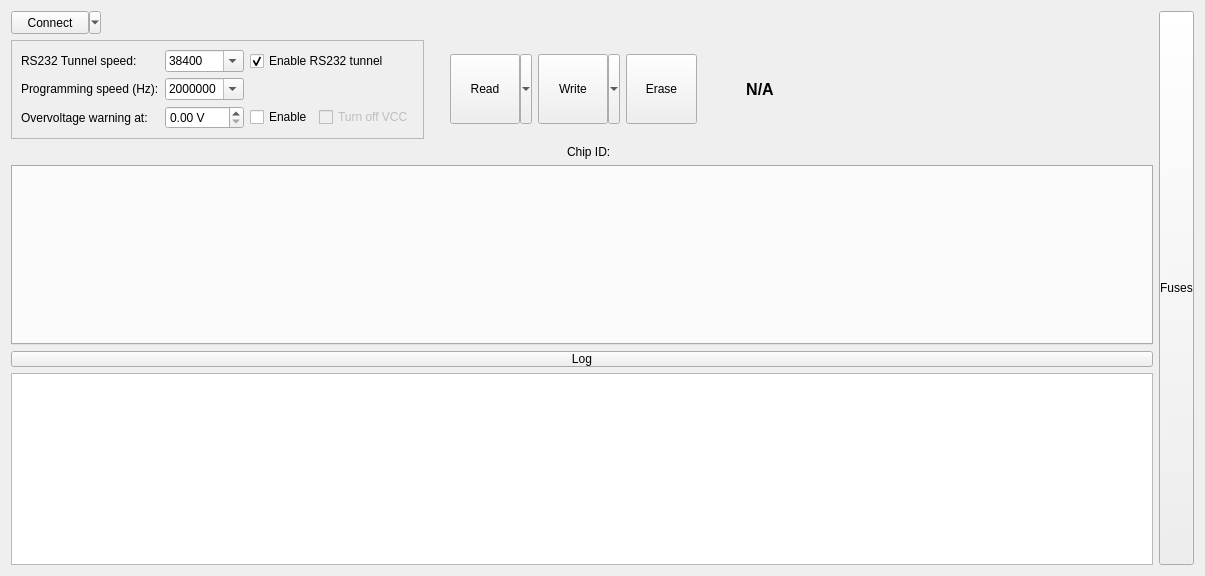
The window that src/LorrisShupito/lorrisshupito.ui (Tasssadar/Lorris) describes before a commit, drawn with Qt 5.
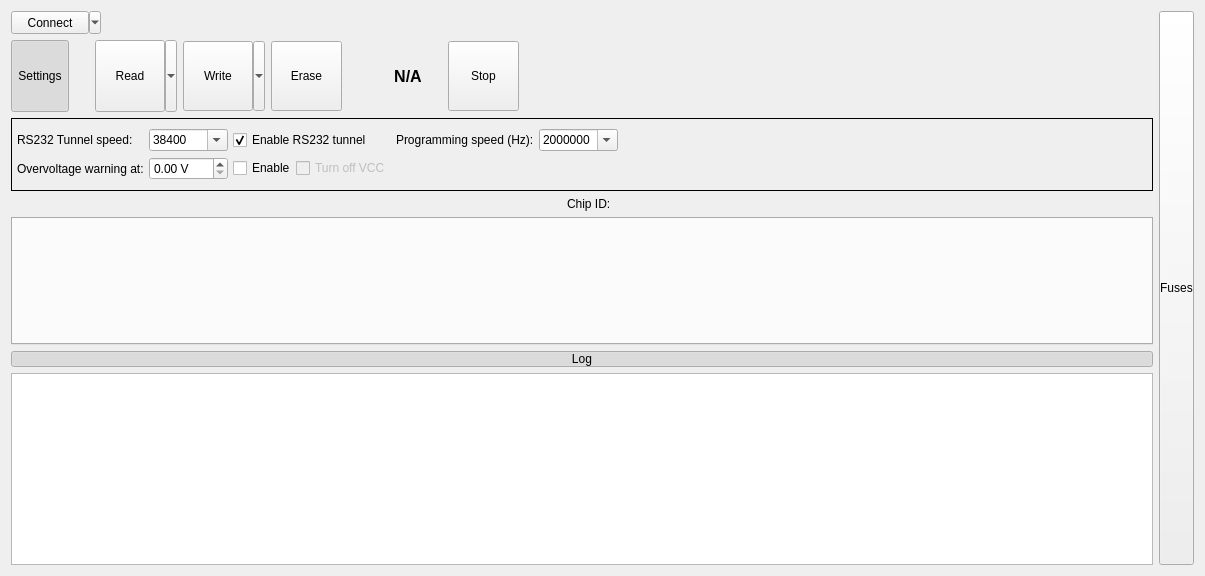
The same window after the commit. Icons and pictures are not drawn. Custom widgets are drawn as their Qt base class.

Commit message: [412] LorrisShupito: layout changes

Diff of the .ui file:
```diff
--- a/src/LorrisShupito/lorrisshupito.ui
+++ b/src/LorrisShupito/lorrisshupito.ui
@@ -15,7 +15,7 @@
   </property>
   <layout class="QHBoxLayout" name="mainLayout">
    <item>
-    <layout class="QVBoxLayout" name="verticalLayout" stretch="0,0,0,4,0,0">
+    <layout class="QVBoxLayout" name="verticalLayout">
      <item>
       <layout class="QHBoxLayout" name="topLayout">
        <item>
@@ -64,14 +64,339 @@
      <item>
       <layout class="QHBoxLayout" name="horizontalLayout_3">
        <item>
-        <widget class="QFrame" name="frame">
-         <property name="frameShape">
-          <enum>QFrame::StyledPanel</enum>
+        <widget class="QToolButton" name="settingsBtn">
+         <property name="minimumSize">
+          <size>
+           <width>1</width>
+           <height>72</height>
+          </size>
          </property>
-         <property name="frameShadow">
-          <enum>QFrame::Raised</enum>
+         <property name="text">
+          <string>Settings</string>
          </property>
+         <property name="icon">
+          <iconset resource="shupitoicons.qrc">
+           <normaloff>:/icons/icons/settings.png</normaloff>:/icons/icons/settings.png</iconset>
+         </property>
+         <property name="iconSize">
+          <size>
+           <width>48</width>
+           <height>48</height>
+          </size>
+         </property>
+         <property name="checkable">
+          <bool>true</bool>
+         </property>
+         <property name="checked">
+          <bool>true</bool>
+         </property>
+         <property name="popupMode">
+          <enum>QToolButton::DelayedPopup</enum>
+         </property>
+         <property name="toolButtonStyle">
+          <enum>Qt::ToolButtonTextUnderIcon</enum>
+         </property>
+        </widget>
+       </item>
+       <item>
+        <spacer name="horizontalSpacer_8">
+         <property name="orientation">
+          <enum>Qt::Horizontal</enum>
+         </property>
+         <property name="sizeType">
+          <enum>QSizePolicy::Fixed</enum>
+         </property>
+         <property name="sizeHint" stdset="0">
+          <size>
+           <width>20</width>
+           <height>20</height>
+          </size>
+         </property>
+        </spacer>
+       </item>
+       <item>
+        <widget class="QToolButton" name="readButton">
+         <property name="minimumSize">
+          <size>
+           <width>82</width>
+           <height>72</height>
+          </size>
+         </property>
+         <property name="text">
+          <string>Read</string>
+         </property>
+         <property name="icon">
+          <iconset resource="shupitoicons.qrc">
+           <normaloff>:/icons/read_chip.png</normaloff>:/icons/read_chip.png</iconset>
+         </property>
+         <property name="iconSize">
+          <size>
+           <width>48</width>
+           <height>48</height>
+          </size>
+         </property>
+         <property name="popupMode">
+          <enum>QToolButton::MenuButtonPopup</enum>
+         </property>
+         <property name="toolButtonStyle">
+          <enum>Qt::ToolButtonTextUnderIcon</enum>
+         </property>
+         <property name="arrowType">
+          <enum>Qt::NoArrow</enum>
+         </property>
+        </widget>
+       </item>
+       <item>
+        <widget class="QToolButton" name="writeButton">
+         <property name="sizePolicy">
+          <sizepolicy hsizetype="Fixed" vsizetype="Fixed">
+           <horstretch>0</horstretch>
+           <verstretch>0</verstretch>
+          </sizepolicy>
+         </property>
+         <property name="minimumSize">
+          <size>
+           <width>82</width>
+           <height>70</height>
+          </size>
+         </property>
+         <property name="styleSheet">
+          <string notr="true"/>
+         </property>
+         <property name="text">
+          <string>Write</string>
+         </property>
+         <property name="icon">
+          <iconset resource="shupitoicons.qrc">
+           <normaloff>:/icons/write_chip.png</normaloff>:/icons/write_chip.png</iconset>
+         </property>
+         <property name="iconSize">
+          <size>
+           <width>48</width>
+           <height>48</height>
+          </size>
+         </property>
+         <property name="popupMode">
+          <enum>QToolButton::MenuButtonPopup</enum>
+         </property>
+         <property name="toolButtonStyle">
+          <enum>Qt::ToolButtonTextUnderIcon</enum>
+         </property>
+         <property name="autoRaise">
+          <bool>false</bool>
+         </property>
+        </widget>
+       </item>
+       <item>
+        <widget class="QToolButton" name="eraseButton">
+         <property name="sizePolicy">
+          <sizepolicy hsizetype="Fixed" vsizetype="Fixed">
+           <horstretch>0</horstretch>
+           <verstretch>0</verstretch>
+          </sizepolicy>
+         </property>
+         <property name="minimumSize">
+          <size>
+           <width>71</width>
+           <height>70</height>
+          </size>
+         </property>
+         <property name="text">
+          <string>Erase</string>
+         </property>
+         <property name="icon">
+          <iconset resource="shupitoicons.qrc">
+           <normaloff>:/icons/erase_chip.png</normaloff>:/icons/erase_chip.png</iconset>
+         </property>
+         <property name="iconSize">
+          <size>
+           <width>48</width>
+           <height>48</height>
+          </size>
+         </property>
+         <property name="toolButtonStyle">
+          <enum>Qt::ToolButtonTextUnderIcon</enum>
+         </property>
+        </widget>
+       </item>
+       <item>
+        <spacer name="horizontalSpacer_5">
+         <property name="orientation">
+          <enum>Qt::Horizontal</enum>
+         </property>
+         <property name="sizeType">
+          <enum>QSizePolicy::Fixed</enum>
+         </property>
+         <property name="sizeHint" stdset="0">
+          <size>
+           <width>13</width>
+           <height>20</height>
+          </size>
+         </property>
+        </spacer>
+       </item>
+       <item>
+        <layout class="QHBoxLayout" name="hor_layout">
+         <item>
+          <widget class="QLabel" name="engineLabel">
+           <property name="text">
+            <string notr="true"/>
+           </property>
+           <property name="alignment">
+            <set>Qt::AlignLeading|Qt::AlignLeft|Qt::AlignTop</set>
+           </property>
+          </widget>
+         </item>
+         <item>
+          <layout class="QVBoxLayout" name="vddLayout"/>
+         </item>
+        </layout>
+       </item>
+       <item>
+        <spacer name="horizontalSpacer_4">
+         <property name="orientation">
+          <enum>Qt::Horizontal</enum>
+         </property>
+         <property name="sizeType">
+          <enum>QSizePolicy::Fixed</enum>
+         </property>
+         <property name="sizeHint" stdset="0">
+          <size>
+           <width>20</width>
+           <height>20</height>
+          </size>
+         </property>
+        </spacer>
+       </item>
+       <item>
+        <widget class="QLabel" name="vccLabel">
+         <property name="font">
+          <font>
+           <pointsize>12</pointsize>
+           <weight>75</weight>
+           <bold>true</bold>
+          </font>
+         </property>
+         <property name="autoFillBackground">
+          <bool>false</bool>
+         </property>
+         <property name="text">
+          <string>N/A</string>
+         </property>
+         <property name="alignment">
+          <set>Qt::AlignCenter</set>
+         </property>
+        </widget>
+       </item>
+       <item>
+        <spacer name="horizontalSpacer_7">
+         <property name="orientation">
+          <enum>Qt::Horizontal</enum>
+         </property>
+         <property name="sizeType">
+          <enum>QSizePolicy::Fixed</enum>
+         </property>
+         <property name="sizeHint" stdset="0">
+          <size>
+           <width>20</width>
+           <height>20</height>
+          </size>
+         </property>
+        </spacer>
+       </item>
+       <item>
+        <widget class="QToolButton" name="startStopBtn">
+         <property name="sizePolicy">
+          <sizepolicy hsizetype="Fixed" vsizetype="Fixed">
+           <horstretch>0</horstretch>
+           <verstretch>0</verstretch>
+          </sizepolicy>
+         </property>
+         <property name="minimumSize">
+          <size>
+           <width>71</width>
+           <height>70</height>
+          </size>
+         </property>
+         <property name="styleSheet">
+          <string notr="true"/>
+         </property>
+         <property name="text">
+          <string>Stop</string>
+         </property>
+         <property name="icon">
+          <iconset resource="shupitoicons.qrc">
+           <normaloff>:/icons/stop</normaloff>
+           <normalon>:/icons/stop</normalon>
+           <activeon>:/icons/stop</activeon>:/icons/stop</iconset>
+         </property>
+         <property name="iconSize">
+          <size>
+           <width>48</width>
+           <height>48</height>
+          </size>
+         </property>
+         <property name="checkable">
+          <bool>false</bool>
+         </property>
+         <property name="popupMode">
+          <enum>QToolButton::DelayedPopup</enum>
+         </property>
+         <property name="toolButtonStyle">
+          <enum>Qt::ToolButtonTextUnderIcon</enum>
+         </property>
+         <property name="autoRaise">
+          <bool>false</bool>
+         </property>
+         <property name="arrowType">
+          <enum>Qt::NoArrow</enum>
+         </property>
+        </widget>
+       </item>
+       <item>
+        <spacer name="horizontalSpacer_3">
+         <property name="orientation">
+          <enum>Qt::Horizontal</enum>
+         </property>
+         <property name="sizeType">
+          <enum>QSizePolicy::Expanding</enum>
+         </property>
+         <property name="sizeHint" stdset="0">
+          <size>
+           <width>40</width>
+           <height>20</height>
+          </size>
+         </property>
+        </spacer>
+       </item>
+      </layout>
+     </item>
+     <item>
+      <widget class="QFrame" name="settingsFrame">
+       <property name="frameShape">
+        <enum>QFrame::Box</enum>
+       </property>
+       <layout class="QHBoxLayout" name="horizontalLayout_2">
+        <property name="spacing">
+         <number>5</number>
+        </property>
+        <property name="margin">
+         <number>5</number>
+        </property>
+        <item>
          <layout class="QGridLayout" name="gridLayout">
+          <property name="topMargin">
+           <number>5</number>
+          </property>
+          <property name="rightMargin">
+           <number>5</number>
+          </property>
+          <property name="bottomMargin">
+           <number>5</number>
+          </property>
+          <property name="verticalSpacing">
+           <number>6</number>
+          </property>
           <item row="0" column="0">
            <widget class="QLabel" name="label_5">
             <property name="sizePolicy">
@@ -146,7 +471,7 @@
             </property>
            </widget>
           </item>
-          <item row="1" column="0">
+          <item row="0" column="3">
            <widget class="QLabel" name="label">
             <property name="sizePolicy">
              <sizepolicy hsizetype="Fixed" vsizetype="Fixed">
@@ -159,7 +484,7 @@
             </property>
            </widget>
           </item>
-          <item row="1" column="1">
+          <item row="0" column="4">
            <widget class="QComboBox" name="progSpeedBox">
             <property name="editable">
              <bool>true</bool>
@@ -189,7 +514,14 @@
             </item>
            </widget>
           </item>
-          <item row="2" column="1">
+          <item row="1" column="0">
+           <widget class="QLabel" name="label_3">
+            <property name="text">
+             <string>Overvoltage warning at:</string>
+            </property>
+           </widget>
+          </item>
+          <item row="1" column="1">
            <widget class="QDoubleSpinBox" name="over_val">
             <property name="suffix">
              <string> V</string>
@@ -199,7 +531,7 @@
             </property>
            </widget>
           </item>
-          <item row="2" column="2">
+          <item row="1" column="2">
            <layout class="QHBoxLayout" name="over_layout">
             <item>
              <widget class="QCheckBox" name="over_enable">
@@ -220,235 +552,23 @@
             </item>
            </layout>
           </item>
-          <item row="2" column="0">
-           <widget class="QLabel" name="label_3">
-            <property name="text">
-             <string>Overvoltage warning at:</string>
-            </property>
-           </widget>
-          </item>
          </layout>
-        </widget>
-       </item>
-       <item>
-        <spacer name="horizontalSpacer_2">
-         <property name="orientation">
-          <enum>Qt::Horizontal</enum>
-         </property>
-         <property name="sizeType">
-          <enum>QSizePolicy::Fixed</enum>
-         </property>
-         <property name="sizeHint" stdset="0">
-          <size>
-           <width>20</width>
-           <height>20</height>
-          </size>
-         </property>
-        </spacer>
-       </item>
-       <item>
-        <widget class="QToolButton" name="readButton">
-         <property name="sizePolicy">
-          <sizepolicy hsizetype="Fixed" vsizetype="Fixed">
-           <horstretch>0</horstretch>
-           <verstretch>0</verstretch>
-          </sizepolicy>
-         </property>
-         <property name="minimumSize">
-          <size>
-           <width>82</width>
-           <height>70</height>
-          </size>
-         </property>
-         <property name="styleSheet">
-          <string notr="true"/>
-         </property>
-         <property name="text">
-          <string>Read</string>
-         </property>
-         <property name="icon">
-          <iconset resource="shupitoicons.qrc">
-           <normaloff>:/icons/read_chip.png</normaloff>:/icons/read_chip.png</iconset>
-         </property>
-         <property name="iconSize">
-          <size>
-           <width>48</width>
-           <height>48</height>
-          </size>
-         </property>
-         <property name="popupMode">
-          <enum>QToolButton::MenuButtonPopup</enum>
-         </property>
-         <property name="toolButtonStyle">
-          <enum>Qt::ToolButtonTextUnderIcon</enum>
-         </property>
-         <property name="autoRaise">
-          <bool>false</bool>
-         </property>
-         <property name="arrowType">
-          <enum>Qt::NoArrow</enum>
-         </property>
-        </widget>
-       </item>
-       <item>
-        <widget class="QToolButton" name="writeButton">
-         <property name="sizePolicy">
-          <sizepolicy hsizetype="Fixed" vsizetype="Fixed">
-           <horstretch>0</horstretch>
-           <verstretch>0</verstretch>
-          </sizepolicy>
-         </property>
-         <property name="minimumSize">
-          <size>
-           <width>82</width>
-           <height>70</height>
-          </size>
-         </property>
-         <property name="styleSheet">
-          <string notr="true"/>
-         </property>
-         <property name="text">
-          <string>Write</string>
-         </property>
-         <property name="icon">
-          <iconset resource="shupitoicons.qrc">
-           <normaloff>:/icons/write_chip.png</normaloff>:/icons/write_chip.png</iconset>
-         </property>
-         <property name="iconSize">
-          <size>
-           <width>48</width>
-           <height>48</height>
-          </size>
-         </property>
-         <property name="popupMode">
-          <enum>QToolButton::MenuButtonPopup</enum>
-         </property>
-         <property name="toolButtonStyle">
-          <enum>Qt::ToolButtonTextUnderIcon</enum>
-         </property>
-         <property name="autoRaise">
-          <bool>false</bool>
-         </property>
-        </widget>
-       </item>
-       <item>
-        <widget class="QToolButton" name="eraseButton">
-         <property name="sizePolicy">
-          <sizepolicy hsizetype="Fixed" vsizetype="Fixed">
-           <horstretch>0</horstretch>
-           <verstretch>0</verstretch>
-          </sizepolicy>
-         </property>
-         <property name="minimumSize">
-          <size>
-           <width>71</width>
-           <height>70</height>
-          </size>
-         </property>
-         <property name="text">
-          <string>Erase</string>
-         </property>
-         <property name="icon">
-          <iconset resource="shupitoicons.qrc">
-           <normaloff>:/icons/erase_chip.png</normaloff>:/icons/erase_chip.png</iconset>
-         </property>
-         <property name="iconSize">
-          <size>
-           <width>48</width>
-           <height>48</height>
-          </size>
-         </property>
-         <property name="toolButtonStyle">
-          <enum>Qt::ToolButtonTextUnderIcon</enum>
-         </property>
-        </widget>
-       </item>
-       <item>
-        <spacer name="horizontalSpacer_5">
-         <property name="orientation">
-          <enum>Qt::Horizontal</enum>
-         </property>
-         <property name="sizeType">
-          <enum>QSizePolicy::Fixed</enum>
-         </property>
-         <property name="sizeHint" stdset="0">
-          <size>
-           <width>10</width>
-           <height>20</height>
-          </size>
-         </property>
-        </spacer>
-       </item>
-       <item>
-        <layout class="QHBoxLayout" name="hor_layout">
-         <item>
-          <widget class="QLabel" name="engineLabel">
-           <property name="text">
-            <string notr="true"/>
-           </property>
-           <property name="alignment">
-            <set>Qt::AlignLeading|Qt::AlignLeft|Qt::AlignTop</set>
-           </property>
-          </widget>
-         </item>
-         <item>
-          <layout class="QVBoxLayout" name="vddLayout"/>
-         </item>
-        </layout>
-       </item>
-       <item>
-        <spacer name="horizontalSpacer_4">
-         <property name="orientation">
-          <enum>Qt::Horizontal</enum>
-         </property>
-         <property name="sizeType">
-          <enum>QSizePolicy::Fixed</enum>
-         </property>
-         <property name="sizeHint" stdset="0">
-          <size>
-           <width>20</width>
-           <height>20</height>
-          </size>
-         </property>
-        </spacer>
-       </item>
-       <item>
-        <widget class="QLabel" name="vccLabel">
-         <property name="font">
-          <font>
-           <pointsize>12</pointsize>
-           <weight>75</weight>
-           <bold>true</bold>
-          </font>
-         </property>
-         <property name="autoFillBackground">
-          <bool>false</bool>
-         </property>
-         <property name="text">
-          <string>N/A</string>
-         </property>
-         <property name="alignment">
-          <set>Qt::AlignCenter</set>
-         </property>
-        </widget>
-       </item>
-       <item>
-        <spacer name="horizontalSpacer_3">
-         <property name="orientation">
-          <enum>Qt::Horizontal</enum>
-         </property>
-         <property name="sizeType">
-          <enum>QSizePolicy::Expanding</enum>
-         </property>
-         <property name="sizeHint" stdset="0">
-          <size>
-           <width>40</width>
-           <height>20</height>
-          </size>
-         </property>
-        </spacer>
-       </item>
-      </layout>
+        </item>
+        <item>
+         <spacer name="horizontalSpacer_2">
+          <property name="orientation">
+           <enum>Qt::Horizontal</enum>
+          </property>
+          <property name="sizeHint" stdset="0">
+           <size>
+            <width>424</width>
+            <height>20</height>
+           </size>
+          </property>
+         </spacer>
+        </item>
+       </layout>
+      </widget>
      </item>
      <item>
       <layout class="QHBoxLayout" name="toolLayout" stretch="0,0,0,0">
@@ -515,6 +635,12 @@
        <property name="text">
         <string>Log</string>
        </property>
+       <property name="checkable">
+        <bool>true</bool>
+       </property>
+       <property name="checked">
+        <bool>true</bool>
+       </property>
        <property name="flat">
         <bool>false</bool>
        </property>
```
Left out of the diff: 56 changed lines with no effect on the pictures. The commit also changes 10 other files.
